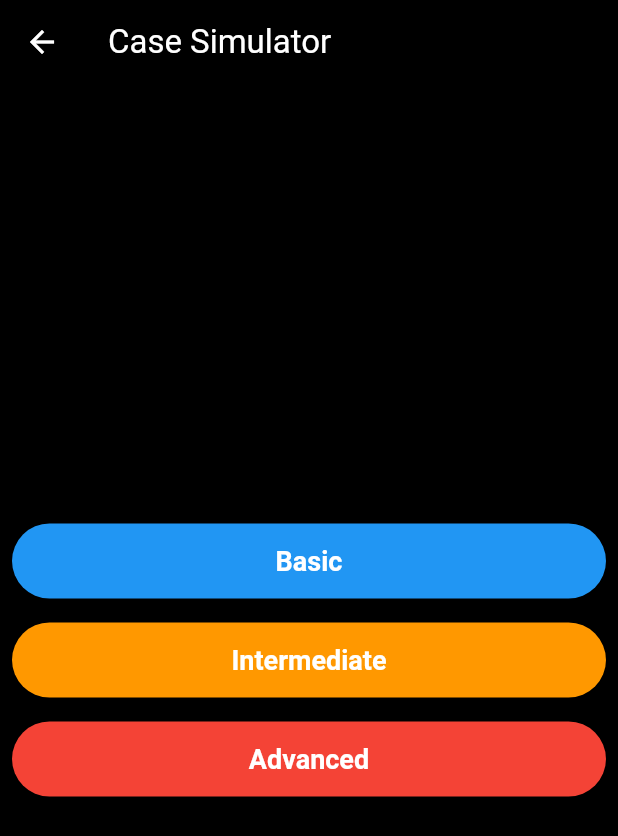
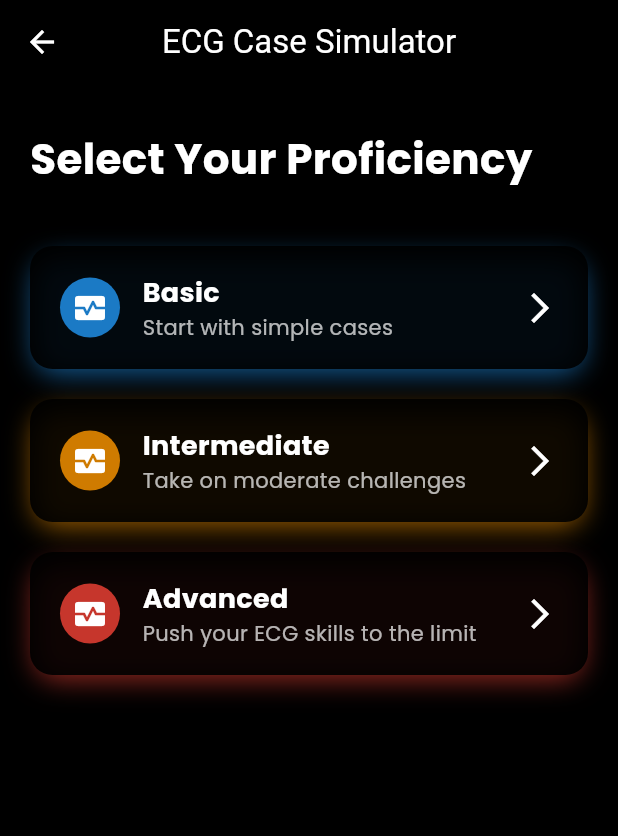
Before and after one commit to cardioverse/ECG-labs, a Flutter app: the CaseSimulator screen opened directly, on a phone screen of 412 x 824 dp. Shown: the top 836 px of the screen. Run offline on Flutter 3.47's test engine with Material 3 defaults, Android fonts, the phone set to English and light mode, and no system bars; drawn by our look-alikes of flutter_animate; our stand-ins replace carousel_slider, cloud_firestore, firebase_auth, firebase_core, firebase_storage, flutter_dotenv and 5 more; accounts and stored records are empty.

```diff
--- a/lib/case_simulator/case_simulator.dart
+++ b/lib/case_simulator/case_simulator.dart
@@ -1,6 +1,6 @@
-// case_simulator.dart
-
 import 'package:flutter/material.dart';
+import 'package:google_fonts/google_fonts.dart';
+import 'package:flutter_animate/flutter_animate.dart';
 import 'case_view.dart';
 
 class CaseSimulator extends StatelessWidget {
@@ -9,36 +9,107 @@ class CaseSimulator extends StatelessWidget {
   @override
   Widget build(BuildContext context) {
     return Scaffold(
-      appBar: AppBar(title: const Text('Case Simulator')),
-      body: Center(
+      backgroundColor: Colors.black,
+      appBar: AppBar(
+        title: const Text('ECG Case Simulator'),
+        centerTitle: true,
+        backgroundColor: Colors.transparent,
+        elevation: 0,
+      ),
+      body: Padding(
+        padding: const EdgeInsets.symmetric(horizontal: 20, vertical: 30),
         child: Column(
-          mainAxisAlignment: MainAxisAlignment.center,
+          crossAxisAlignment: CrossAxisAlignment.start,
           children: [
-            _buildOption(context, 'Basic', Colors.blue),
-            _buildOption(context, 'Intermediate', Colors.orange),
-            _buildOption(context, 'Advanced', Colors.red),
+            _buildHeader(),
+            const SizedBox(height: 30),
+            _buildSelectionButton(context, 'Basic', Colors.blue, 'Start with simple cases'),
+            const SizedBox(height: 20),
+            _buildSelectionButton(context, 'Intermediate', Colors.orange, 'Take on moderate challenges'),
+            const SizedBox(height: 20),
+            _buildSelectionButton(context, 'Advanced', Colors.red, 'Push your ECG skills to the limit'),
           ],
         ),
       ),
     );
   }
 
-  Widget _buildOption(BuildContext context, String title, Color color) {
-    return Padding(
-      padding: const EdgeInsets.all(8.0),
-      child: ElevatedButton(
-        style: ElevatedButton.styleFrom(backgroundColor: color),
-        onPressed: () {
+  // Header Section
+  Widget _buildHeader() {
+    return Column(
+      crossAxisAlignment: CrossAxisAlignment.start,
+      children: [
+        Text(
+          "Select Your Proficiency",
+          style: GoogleFonts.poppins(
+            color: Colors.white,
+            fontSize: 28,
+            fontWeight: FontWeight.bold,
+          ),
+        ),
+        const SizedBox(height: 8),
+
+      ],
+    );
+  }
+
+  // Animated Selection Button
+  Widget _buildSelectionButton(BuildContext context, String title, Color color, String subtitle) {
+    return GestureDetector(
+      onTap: () {
         Navigator.push(
           context,
           MaterialPageRoute(
-              builder: (context) => CaseView(category: title.toLowerCase()), // Pass category in lowercase for consistency
+            builder: (context) => CaseView(category: title.toLowerCase()),
           ),
         );
       },
-        child: Text(title, style: const TextStyle(color: Colors.white)),
+      child: Container(
+        padding: const EdgeInsets.symmetric(vertical: 18, horizontal: 20),
+        decoration: BoxDecoration(
+          color: Colors.black.withOpacity(0.9),
+          borderRadius: BorderRadius.circular(15),
+          boxShadow: [
+            BoxShadow(
+              color: color.withOpacity(0.6),
+              blurRadius: 15,
+              spreadRadius: -3,
+              offset: const Offset(0, 6),
             ),
+          ],
+        ),
+        child: Row(
+          children: [
+            CircleAvatar(
+              backgroundColor: color.withOpacity(0.8),
+              child: Icon(Icons.monitor_heart, color: Colors.white),
+            ),
+            const SizedBox(width: 15),
+            Column(
+              crossAxisAlignment: CrossAxisAlignment.start,
+              children: [
+                Text(
+                  title,
+                  style: GoogleFonts.poppins(
+                    color: Colors.white,
+                    fontSize: 18,
+                    fontWeight: FontWeight.bold,
+                  ),
+                ),
+                Text(
+                  subtitle,
+                  style: GoogleFonts.poppins(
+                    color: Colors.white70,
+                    fontSize: 14,
+                  ),
+                ),
+              ],
+            ),
+            const Spacer(),
+            const Icon(Icons.arrow_forward_ios, color: Colors.white),
+          ],
+        ),
+      ).animate().scale(duration: 200.ms, curve: Curves.easeOut),
     );
   }
-
 }
--- a/lib/case_simulator/case_view.dart
+++ b/lib/case_simulator/case_view.dart
@@ -32,12 +32,14 @@ class _CaseViewState extends State<CaseView> {
     var querySnapshot = await FirebaseFirestore.instance
         .collection('cases')
         .where('category', isEqualTo: widget.category.toLowerCase())
-        .limit(1)
-        .get();
+        .get(); // Get all cases in the category
 
     if (querySnapshot.docs.isNotEmpty) {
+      // Pick a random case
+      final randomCase = (querySnapshot.docs.toList()..shuffle()).first;
+
       setState(() {
-        caseData = querySnapshot.docs.first.data();
+        caseData = randomCase.data();
       });
     } else {
       setState(() {
@@ -49,6 +51,7 @@ class _CaseViewState extends State<CaseView> {
       isLoading = false;
     });
   }
+
 
   void checkAnswer(String answer) {
     setState(() {
--- a/pubspec.yaml
+++ b/pubspec.yaml
@@ -49,6 +49,8 @@ dependencies:
   flutter_dotenv: ^5.2.1
   percent_indicator: ^4.2.3
   shared_preferences: ^2.5.2
+  google_fonts: ^6.2.1
+  flutter_animate: ^4.5.2
 
   timezone: ^0.10.0
   intl: ^0.20.2
```
Also changed, not shown: pubspec.lock, 5 other files. Lines whose indentation alone changed are shown as unchanged.
